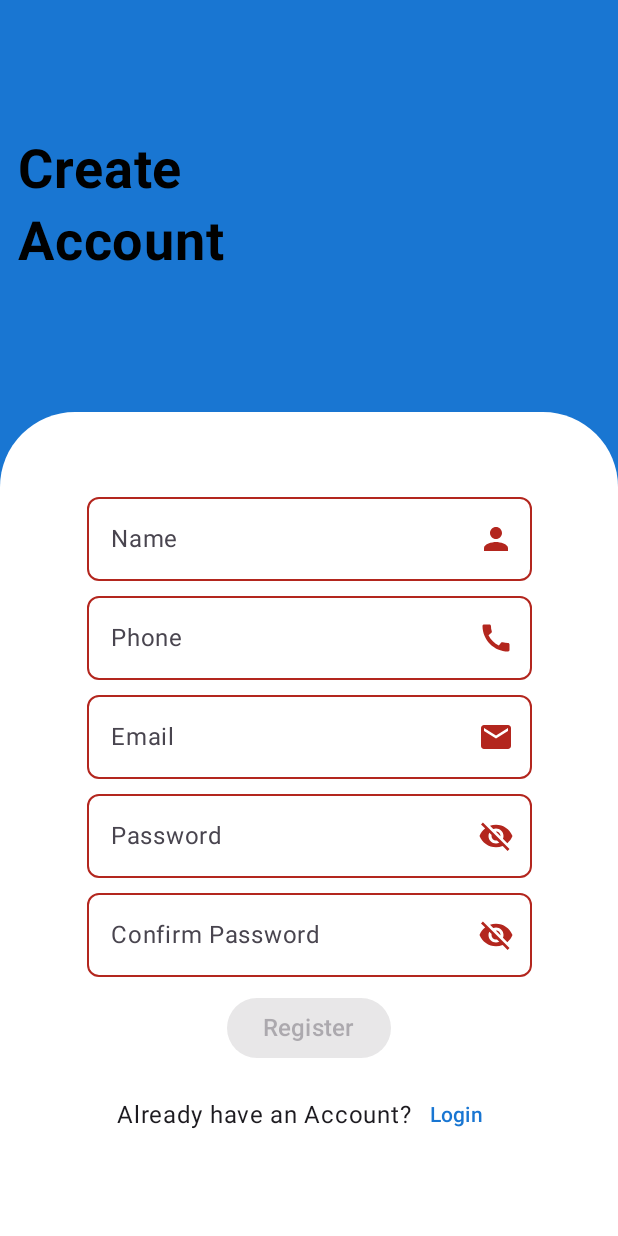
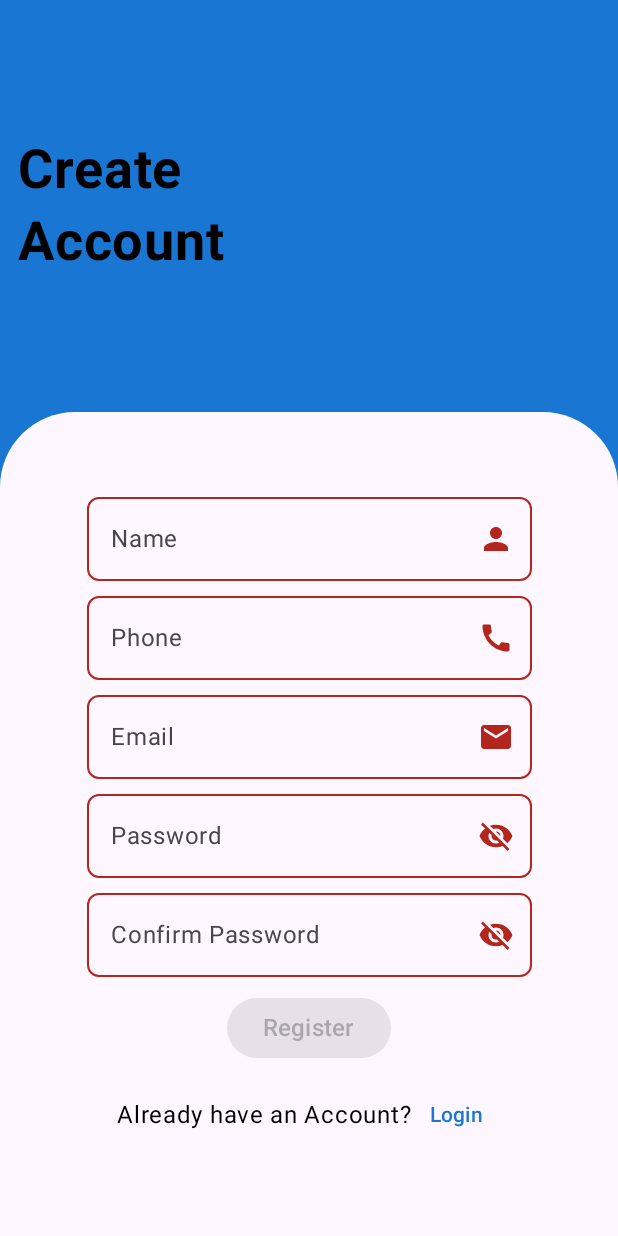
Before and after one commit to sriram005/ChatZ, an Android app built with Jetpack Compose: the RegisterScreen screen opened through its navigation route, on a phone screen of 412 x 824 dp. Run offline under Robolectric (Android 15) with nearby library versions, the light colour scheme and no system bars; our stand-ins replace Dagger/Hilt's generated code, Firebase (no records; nobody signed in at launch, a user with empty details on screens opened directly).

Commit message:
UI light ans dark theme bugs fixed

```diff
--- a/app/src/main/java/com/mofosoft/chatz/Util.kt
+++ b/app/src/main/java/com/mofosoft/chatz/Util.kt
@@ -12,6 +12,7 @@ import androidx.compose.foundation.layout.padding
 import androidx.compose.foundation.layout.size
 import androidx.compose.foundation.layout.wrapContentSize
 import androidx.compose.foundation.shape.CircleShape
+import androidx.compose.material3.Card
 import androidx.compose.material3.CircularProgressIndicator
 import androidx.compose.material3.MaterialTheme
 import androidx.compose.material3.Text
@@ -105,6 +106,9 @@ fun CommonRow(
     name : String?,
     onItemClick : () -> Unit
 ) {
+    Card (
+        modifier = Modifier.padding(top = 8.dp, start = 8.dp, end = 8.dp)
+    ){
         Row (
             modifier = Modifier
                 .fillMaxWidth()
@@ -130,3 +134,4 @@ fun CommonRow(
             )
         }
     }
+}
--- a/app/src/main/java/com/mofosoft/chatz/screens/LoginScreen.kt
+++ b/app/src/main/java/com/mofosoft/chatz/screens/LoginScreen.kt
@@ -99,7 +99,7 @@ fun LoginScreen(
                               .fillMaxWidth()
                               .weight(1f)
                               .clip(shape = RoundedCornerShape(topStart = 50.dp, topEnd = 50.dp))
-                              .background(color = Color.White),
+                              .background(color = MaterialTheme.colorScheme.background),
                          horizontalAlignment = Alignment.CenterHorizontally,
                          verticalArrangement = Arrangement.Center
                     ) {
@@ -110,7 +110,7 @@ fun LoginScreen(
                                    email = it
                                    loginViewModel.onEvent(LoginUIEvent.EmailChanged(it))
                               },
-                              placeholder = { Text(text = "Email") },
+                              label = { Text(text = "Email") },
                               maxLines = 1,
                               keyboardOptions = KeyboardOptions(
                                    imeAction = ImeAction.Next,
@@ -137,7 +137,7 @@ fun LoginScreen(
                                    password = it
                                    loginViewModel.onEvent(LoginUIEvent.PasswordChanged(it))
                               },
-                              placeholder = { Text(text = "Password") },
+                              label = { Text(text = "Password") },
                               maxLines = 1,
                               keyboardOptions = KeyboardOptions(
                                    imeAction = ImeAction.Done,
@@ -184,7 +184,7 @@ fun LoginScreen(
                          Row (
                               verticalAlignment = Alignment.CenterVertically
                          ){
-                              Text(text = "Don't have an account?")
+                              Text(text = "Don't have an account?", color = MaterialTheme.colorScheme.onPrimary)
                               TextButton(
                                    onClick = {
                                         navController.navigate(Screen.register.route)
--- a/app/src/main/java/com/mofosoft/chatz/screens/ProfileScreen.kt
+++ b/app/src/main/java/com/mofosoft/chatz/screens/ProfileScreen.kt
@@ -249,7 +249,10 @@ fun ProfileImage(
         ) {
             CommomImage(data = imageUrl)
         }
-        Text(text = "Change profile Photo")
+        Text(
+            text = "Change profile Photo",
+            color = MaterialTheme.colorScheme.onPrimary
+        )
     }
     if (chatViewModel.inProgress.value)
         CommonProgressBar()
--- a/app/src/main/java/com/mofosoft/chatz/screens/RegisterScreen.kt
+++ b/app/src/main/java/com/mofosoft/chatz/screens/RegisterScreen.kt
@@ -112,7 +112,7 @@ fun RegisterScreen(
                             .fillMaxWidth()
                             .weight(1f)
                             .clip(shape = RoundedCornerShape(topStart = 50.dp, topEnd = 50.dp))
-                            .background(color = Color.White),
+                            .background(color = MaterialTheme.colorScheme.background),
                         horizontalAlignment = Alignment.CenterHorizontally,
                         verticalArrangement = Arrangement.Center
                     ) {
@@ -282,7 +282,10 @@ fun RegisterScreen(
                         Row (
                             verticalAlignment = Alignment.CenterVertically
                         ){
-                            Text(text = "Already have an Account?")
+                            Text(
+                                text = "Already have an Account?",
+                                color = MaterialTheme.colorScheme.onPrimary
+                            )
                             TextButton(
                                 onClick = {
                                     navController.navigate(Screen.login.route)
```
Lines whose indentation alone changed are shown as unchanged.
